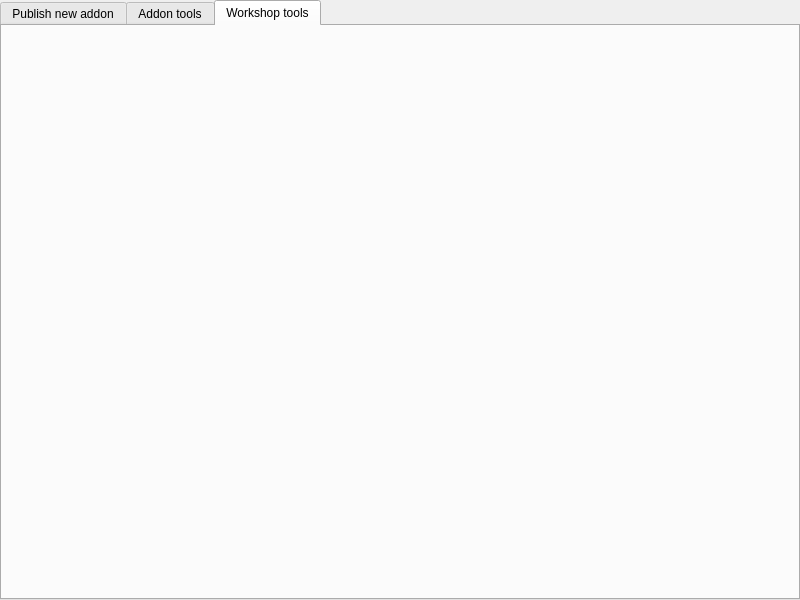
First picture: the form in ui/mainwindow.ui, repository FPtje/gmosh, before the edit.
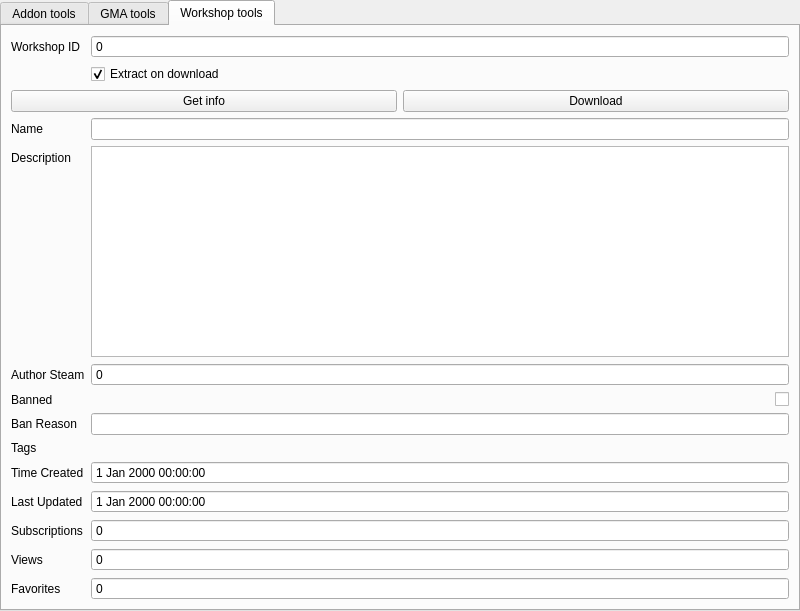
Second picture: the form after the edit. The open tabs and pages were chosen to show the change.

Patch:
```diff
--- a/ui/mainwindow.ui
+++ b/ui/mainwindow.ui
@@ -7,7 +7,7 @@
     <x>0</x>
     <y>0</y>
     <width>800</width>
-    <height>600</height>
+    <height>611</height>
    </rect>
   </property>
   <property name="windowTitle">
@@ -17,7 +17,7 @@
    <bool>false</bool>
   </property>
   <widget class="QWidget" name="centralwidget">
-   <layout class="QHBoxLayout" name="horizontalLayout_2">
+   <layout class="QHBoxLayout" name="horizontalLayout_6">
     <property name="spacing">
      <number>0</number>
     </property>
@@ -44,12 +44,7 @@
       <property name="currentIndex">
        <number>1</number>
       </property>
-      <widget class="QWidget" name="tabPublish">
-       <attribute name="title">
-        <string>Publish new addon</string>
-       </attribute>
-      </widget>
-      <widget class="QWidget" name="tabGMA">
+      <widget class="QWidget" name="tabAddon">
        <attribute name="title">
         <string>Addon tools</string>
        </attribute>
@@ -459,10 +454,370 @@
         </item>
        </layout>
       </widget>
+      <widget class="QWidget" name="tabGMA">
+       <attribute name="title">
+        <string>GMA tools</string>
+       </attribute>
+       <layout class="QHBoxLayout" name="horizontalLayout_2">
+        <item>
+         <layout class="QFormLayout" name="formLayout">
+          <item row="0" column="0">
+           <widget class="QLabel" name="label_13">
+            <property name="text">
+             <string>Select GMA file</string>
+            </property>
+           </widget>
+          </item>
+          <item row="0" column="1">
+           <layout class="QHBoxLayout" name="horizontalLayout_5">
+            <item>
+             <widget class="QLineEdit" name="gmaSelect"/>
+            </item>
+            <item>
+             <widget class="QToolButton" name="gmaSelectFile">
+              <property name="text">
+               <string>...</string>
+              </property>
+             </widget>
+            </item>
+           </layout>
+          </item>
+          <item row="1" column="0">
+           <widget class="QLabel" name="label_14">
+            <property name="text">
+             <string>Name</string>
+            </property>
+           </widget>
+          </item>
+          <item row="2" column="0">
+           <widget class="QLabel" name="label_15">
+            <property name="text">
+             <string>Description</string>
+            </property>
+           </widget>
+          </item>
+          <item row="3" column="0">
+           <widget class="QLabel" name="label_16">
+            <property name="text">
+             <string>Author</string>
+            </property>
+           </widget>
+          </item>
+          <item row="4" column="0">
+           <widget class="QLabel" name="label_17">
+            <property name="text">
+             <string>Author Steam</string>
+            </property>
+           </widget>
+          </item>
+          <item row="5" column="0">
+           <widget class="QLabel" name="label_18">
+            <property name="text">
+             <string>Time created</string>
+            </property>
+           </widget>
+          </item>
+          <item row="1" column="1">
+           <widget class="QLineEdit" name="gmaName">
+            <property name="readOnly">
+             <bool>true</bool>
+            </property>
+           </widget>
+          </item>
+          <item row="2" column="1">
+           <widget class="QTextEdit" name="gmaDescription">
+            <property name="readOnly">
+             <bool>true</bool>
+            </property>
+           </widget>
+          </item>
+          <item row="3" column="1">
+           <widget class="QLineEdit" name="gmaAuthor">
+            <property name="readOnly">
+             <bool>true</bool>
+            </property>
+           </widget>
+          </item>
+          <item row="5" column="1">
+           <widget class="QDateTimeEdit" name="gmaTimestamp">
+            <property name="readOnly">
+             <bool>true</bool>
+            </property>
+           </widget>
+          </item>
+          <item row="4" column="1">
+           <widget class="QDoubleSpinBox" name="gmaAuthorID">
+            <property name="readOnly">
+             <bool>true</bool>
+            </property>
+            <property name="buttonSymbols">
+             <enum>QAbstractSpinBox::NoButtons</enum>
+            </property>
+            <property name="decimals">
+             <number>0</number>
+            </property>
+            <property name="maximum">
+             <double>1000000000000000013287555072.000000000000000</double>
+            </property>
+           </widget>
+          </item>
+         </layout>
+        </item>
+        <item>
+         <layout class="QVBoxLayout" name="verticalLayout_3">
+          <item>
+           <widget class="QTreeView" name="treeView"/>
+          </item>
+          <item>
+           <layout class="QVBoxLayout" name="verticalLayout_4">
+            <item>
+             <widget class="QPushButton" name="gmaExtract">
+              <property name="text">
+               <string>Extract</string>
+              </property>
+             </widget>
+            </item>
+           </layout>
+          </item>
+         </layout>
+        </item>
+       </layout>
+      </widget>
       <widget class="QWidget" name="tabWorkshop">
        <attribute name="title">
         <string>Workshop tools</string>
        </attribute>
+       <layout class="QHBoxLayout" name="horizontalLayout_7">
+        <item>
+         <layout class="QFormLayout" name="formLayout_3">
+          <item row="0" column="0">
+           <widget class="QLabel" name="label_19">
+            <property name="text">
+             <string>Workshop ID</string>
+            </property>
+           </widget>
+          </item>
+          <item row="2" column="0" colspan="2">
+           <layout class="QHBoxLayout" name="horizontalLayout_8">
+            <item>
+             <widget class="QPushButton" name="pushButton_2">
+              <property name="text">
+               <string>Get info</string>
+              </property>
+             </widget>
+            </item>
+            <item>
+             <widget class="QPushButton" name="pushButton">
+              <property name="text">
+               <string>Download</string>
+              </property>
+             </widget>
+            </item>
+           </layout>
+          </item>
+          <item row="1" column="1">
+           <widget class="QCheckBox" name="checkBox">
+            <property name="text">
+             <string>Extract on download</string>
+            </property>
+            <property name="checked">
+             <bool>true</bool>
+            </property>
+           </widget>
+          </item>
+          <item row="3" column="0">
+           <widget class="QLabel" name="label_20">
+            <property name="text">
+             <string>Name</string>
+            </property>
+           </widget>
+          </item>
+          <item row="4" column="0">
+           <widget class="QLabel" name="label_21">
+            <property name="text">
+             <string>Description</string>
+            </property>
+           </widget>
+          </item>
+          <item row="5" column="0">
+           <widget class="QLabel" name="label_22">
+            <property name="text">
+             <string>Author Steam</string>
+            </property>
+           </widget>
+          </item>
+          <item row="6" column="0">
+           <widget class="QLabel" name="label_23">
+            <property name="text">
+             <string>Banned</string>
+            </property>
+           </widget>
+          </item>
+          <item row="8" column="0">
+           <widget class="QLabel" name="label_24">
+            <property name="text">
+             <string>Tags</string>
+            </property>
+           </widget>
+          </item>
+          <item row="7" column="0">
+           <widget class="QLabel" name="label_25">
+            <property name="text">
+             <string>Ban Reason</string>
+            </property>
+           </widget>
+          </item>
+          <item row="9" column="0">
+           <widget class="QLabel" name="label_26">
+            <property name="text">
+             <string>Time Created</string>
+            </property>
+           </widget>
+          </item>
+          <item row="10" column="0">
+           <widget class="QLabel" name="label_27">
+            <property name="text">
+             <string>Last Updated</string>
+            </property>
+           </widget>
+          </item>
+          <item row="11" column="0">
+           <widget class="QLabel" name="label_28">
+            <property name="text">
+             <string>Subscriptions</string>
+            </property>
+           </widget>
+          </item>
+          <item row="12" column="0">
+           <widget class="QLabel" name="label_29">
+            <property name="text">
+             <string>Views</string>
+            </property>
+           </widget>
+          </item>
+          <item row="13" column="0">
+           <widget class="QLabel" name="label_30">
+            <property name="text">
+             <string>Favorites</string>
+            </property>
+           </widget>
+          </item>
+          <item row="3" column="1">
+           <widget class="QLineEdit" name="lineEdit">
+            <property name="readOnly">
+             <bool>true</bool>
+            </property>
+           </widget>
+          </item>
+          <item row="4" column="1">
+           <widget class="QTextEdit" name="textEdit_2">
+            <property name="readOnly">
+             <bool>true</bool>
+            </property>
+           </widget>
+          </item>
+          <item row="6" column="1">
+           <widget class="QCheckBox" name="checkBox_2">
+            <property name="layoutDirection">
+             <enum>Qt::RightToLeft</enum>
+            </property>
+            <property name="text">
+             <string/>
+            </property>
+           </widget>
+          </item>
+          <item row="7" column="1">
+           <widget class="QLineEdit" name="lineEdit_2">
+            <property name="readOnly">
+             <bool>true</bool>
+            </property>
+           </widget>
+          </item>
+          <item row="9" column="1">
+           <widget class="QDateTimeEdit" name="dateTimeEdit">
+            <property name="readOnly">
+             <bool>true</bool>
+            </property>
+            <property name="buttonSymbols">
+             <enum>QAbstractSpinBox::NoButtons</enum>
+            </property>
+           </widget>
+          </item>
+          <item row="10" column="1">
+           <widget class="QDateTimeEdit" name="dateTimeEdit_2">
+            <property name="readOnly">
+             <bool>true</bool>
+            </property>
+            <property name="buttonSymbols">
+             <enum>QAbstractSpinBox::NoButtons</enum>
+            </property>
+           </widget>
+          </item>
+          <item row="11" column="1">
+           <widget class="QSpinBox" name="spinBox_3">
+            <property name="readOnly">
+             <bool>true</bool>
+            </property>
+            <property name="buttonSymbols">
+             <enum>QAbstractSpinBox::NoButtons</enum>
+            </property>
+           </widget>
+          </item>
+          <item row="12" column="1">
+           <widget class="QSpinBox" name="spinBox_4">
+            <property name="readOnly">
+             <bool>true</bool>
+            </property>
+            <property name="buttonSymbols">
+             <enum>QAbstractSpinBox::NoButtons</enum>
+            </property>
+           </widget>
+          </item>
+          <item row="13" column="1">
+           <widget class="QSpinBox" name="spinBox_5">
+            <property name="readOnly">
+             <bool>true</bool>
+            </property>
+            <property name="buttonSymbols">
+             <enum>QAbstractSpinBox::NoButtons</enum>
+            </property>
+           </widget>
+          </item>
+          <item row="0" column="1">
+           <widget class="QDoubleSpinBox" name="doubleSpinBox">
+            <property name="buttonSymbols">
+             <enum>QAbstractSpinBox::NoButtons</enum>
+            </property>
+            <property name="decimals">
+             <number>0</number>
+            </property>
+            <property name="maximum">
+             <double>10000000000000000000000.000000000000000</double>
+            </property>
+           </widget>
+          </item>
+          <item row="5" column="1">
+           <widget class="QDoubleSpinBox" name="doubleSpinBox_2">
+            <property name="readOnly">
+             <bool>true</bool>
+            </property>
+            <property name="buttonSymbols">
+             <enum>QAbstractSpinBox::NoButtons</enum>
+            </property>
+            <property name="decimals">
+             <number>0</number>
+            </property>
+            <property name="maximum">
+             <double>999999999999999.000000000000000</double>
+            </property>
+           </widget>
+          </item>
+         </layout>
+        </item>
+        <item>
+         <layout class="QFormLayout" name="formLayout_4"/>
+        </item>
+       </layout>
       </widget>
      </widget>
     </item>
```
Left out of the diff: 53 changed lines with no effect on the pictures.
